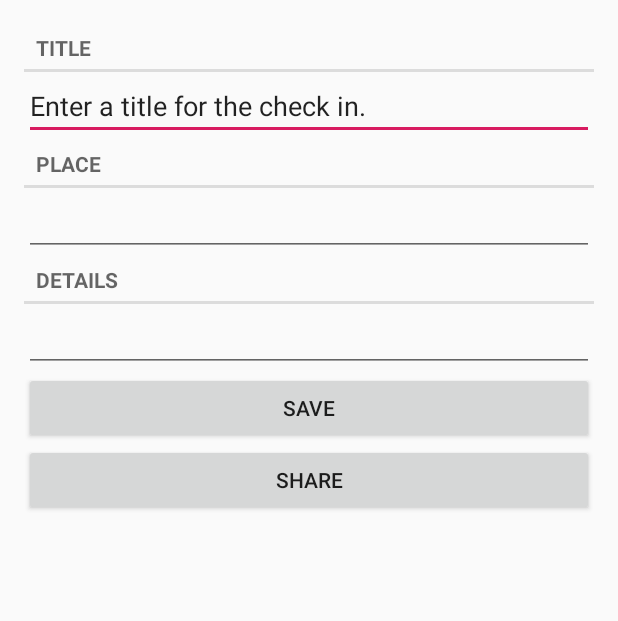
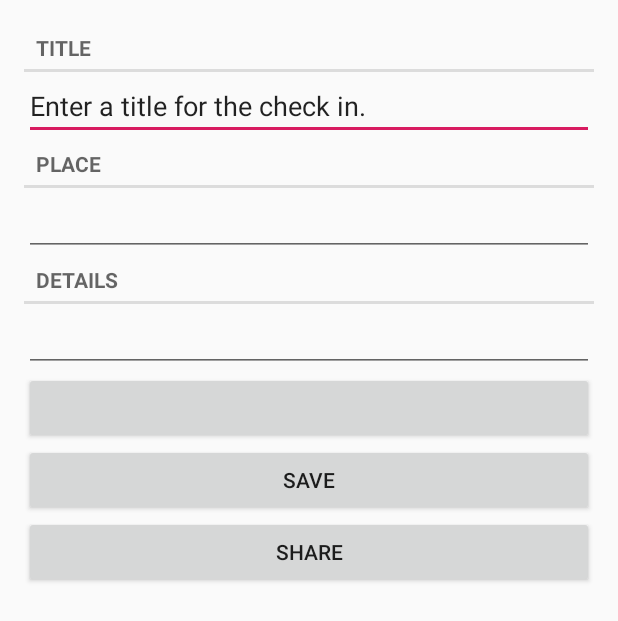
Before and after one commit to keanu1391/ICT311_Task2_MyCheckins_Keanu_Brown-Duthie, an Android app: the layout fragment_checkin.xml on its own in the app's theme, with its tools: preview values and no code run, on a phone screen of 412 x 824 dp. Shown: the top 621 px of the screen. Run offline under Robolectric (Android 15) with nearby library versions, the phone set to English and light mode, and no system bars.

Commit message:
Checkin Fragment OverHaul

```diff
--- a/MyCheckins/app/src/main/AndroidManifest.xml
+++ b/MyCheckins/app/src/main/AndroidManifest.xml
@@ -11,7 +11,7 @@
         android:supportsRtl="true"
         android:theme="@style/AppTheme"
         tools:ignore="GoogleAppIndexingWarning">
-        <activity android:name=".MyCheckinsActivity">
+        <activity android:name=".CheckinActivity">
             <intent-filter>
                 <action android:name="android.intent.action.MAIN" />
                 <category android:name="android.intent.category.LAUNCHER" />
--- a/MyCheckins/app/src/main/java/com/keanu1094859/mycheckins/CheckinFragment.java
+++ b/MyCheckins/app/src/main/java/com/keanu1094859/mycheckins/CheckinFragment.java
@@ -6,6 +6,7 @@ import android.text.TextWatcher;
 import android.view.LayoutInflater;
 import android.view.View;
 import android.view.ViewGroup;
+import android.widget.Button;
 import android.widget.EditText;
 
 import androidx.fragment.app.Fragment;
@@ -13,6 +14,7 @@ import androidx.fragment.app.Fragment;
 public class CheckinFragment extends Fragment {
     private Checkin mCheckin;
     private EditText mTitleField;
+    private Button mDateButton;
 
     @Override
     public void onCreate(Bundle savedInstanceState) {
@@ -46,6 +48,10 @@ public class CheckinFragment extends Fragment {
             }
         });
 
+        mDateButton = v.findViewById(R.id.checkin_date);
+        mDateButton.setText(mCheckin.getDate().toString());
+        mDateButton.setEnabled(false);
+
         return v;
     }
 }
--- a/MyCheckins/app/src/main/res/layout/fragment_checkin.xml
+++ b/MyCheckins/app/src/main/res/layout/fragment_checkin.xml
@@ -40,6 +40,11 @@
         android:layout_height="wrap_content" />
 
     <Button
+        android:id="@+id/checkin_date"
+        android:layout_width="match_parent"
+        android:layout_height="wrap_content" />
+
+    <Button
         android:id="@+id/btn_save"
         android:layout_width="match_parent"
         android:layout_height="wrap_content"
```
Also changed, not shown: MyCheckins/app/src/main/java/com/keanu1094859/mycheckins/CheckinActivity.java (added, +28 -0 lines), MyCheckins/app/src/main/java/com/keanu1094859/mycheckins/MyCheckinsActivity.java (deleted, +0 -14 lines), MyCheckins/app/src/main/res/layout/activity_checkin.xml (renamed from MyCheckins/app/src/main/res/layout/activity_my_checkins.xml).
